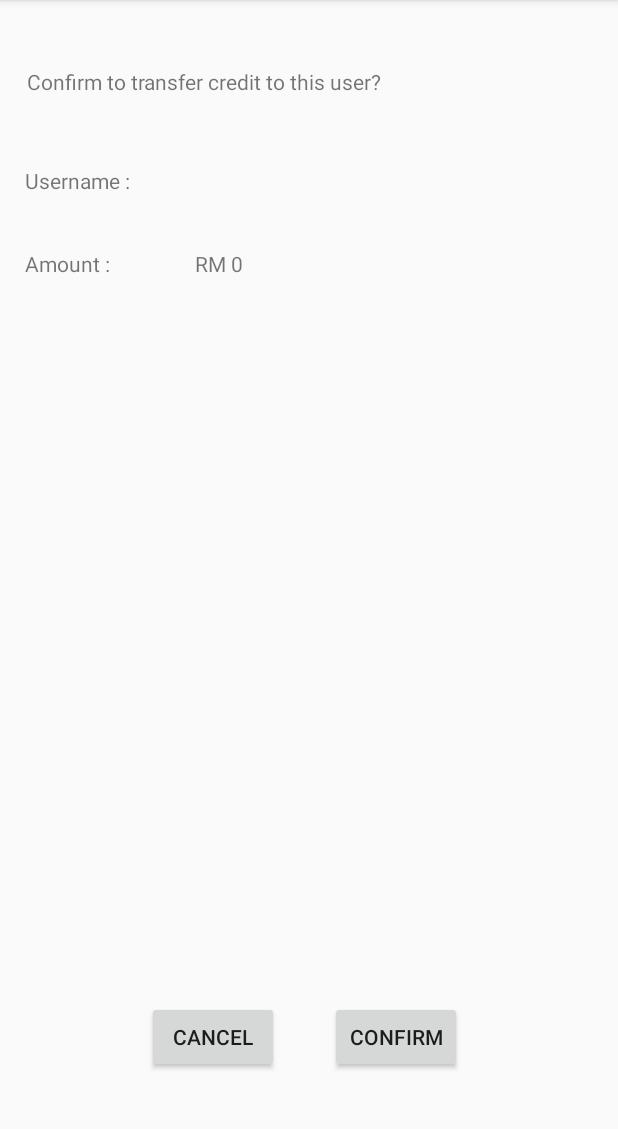
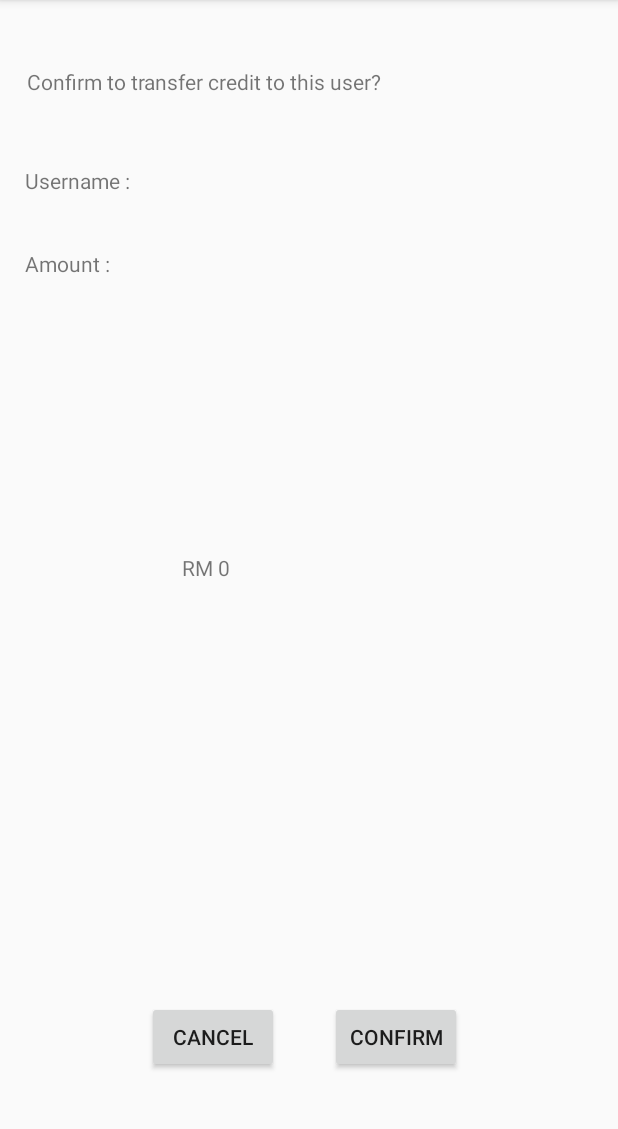
Before and after one commit to Theam1127/Assignment, an Android app: the TransferConfirmation screen opened directly, with no data from a screen before it, on a phone screen of 412 x 824 dp, the part 84-1213 px from its top. Run offline under Robolectric (Android 15) with nearby library versions, the phone set to English and light mode, and no system bars; our stand-ins replace Volley.

```diff
--- a/app/src/main/res/layout/activity_transfer_confirmation.xml
+++ b/app/src/main/res/layout/activity_transfer_confirmation.xml
@@ -56,33 +56,30 @@
 
     <TextView
         android:id="@+id/tvTUsername"
-        android:layout_width="wrap_content"
+        android:layout_width="57dp"
         android:layout_height="wrap_content"
         android:layout_marginBottom="8dp"
         android:layout_marginEnd="8dp"
         android:layout_marginStart="8dp"
-        android:layout_marginTop="8dp"
-        app:layout_constraintBottom_toBottomOf="parent"
+        android:layout_marginTop="72dp"
+        app:layout_constraintBottom_toTopOf="@+id/tvTAmount"
         app:layout_constraintEnd_toEndOf="parent"
-        app:layout_constraintHorizontal_bias="0.313"
+        app:layout_constraintHorizontal_bias="0.334"
         app:layout_constraintStart_toStartOf="parent"
         app:layout_constraintTop_toTopOf="parent"
-        app:layout_constraintVertical_bias="0.14" />
+        app:layout_constraintVertical_bias="0.214" />
 
     <TextView
         android:id="@+id/tvTAmount"
-        android:layout_width="wrap_content"
+        android:layout_width="57dp"
         android:layout_height="wrap_content"
-        android:layout_marginBottom="8dp"
+        android:layout_marginBottom="380dp"
         android:layout_marginEnd="8dp"
         android:layout_marginStart="8dp"
-        android:layout_marginTop="8dp"
         app:layout_constraintBottom_toBottomOf="parent"
         app:layout_constraintEnd_toEndOf="parent"
-        app:layout_constraintHorizontal_bias="0.335"
-        app:layout_constraintStart_toStartOf="parent"
-        app:layout_constraintTop_toTopOf="parent"
-        app:layout_constraintVertical_bias="0.216" />
+        app:layout_constraintHorizontal_bias="0.334"
+        app:layout_constraintStart_toStartOf="parent" />
 
     <Button
         android:id="@+id/btnConfirm"
```
